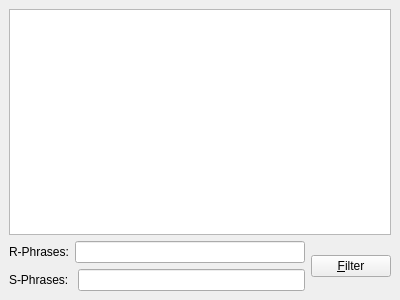
Above: src/rswidget.ui from KDE/kalzium before the change. Below: the same form after it.
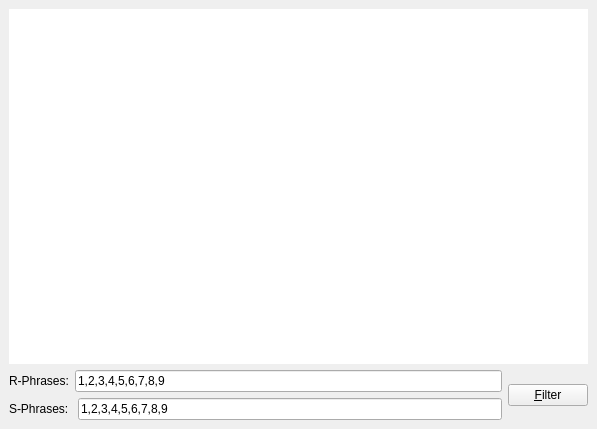
That is the form after the change.

Commit message: Last commit for today, now you can filter the R/S-Phrases

What changed in the file:
```diff
--- a/src/rswidget.ui
+++ b/src/rswidget.ui
@@ -8,8 +8,8 @@
    <rect>
     <x>0</x>
     <y>0</y>
-    <width>400</width>
-    <height>300</height>
+    <width>597</width>
+    <height>429</height>
    </rect>
   </property>
   <property name="windowTitle" >
@@ -64,6 +64,9 @@
            <property name="whatsThis" >
             <string>Enter the R-Phrases you want to read</string>
            </property>
+           <property name="text" >
+            <string>1,2,3,4,5,6,7,8,9</string>
+           </property>
           </widget>
          </item>
         </layout>
@@ -94,6 +97,9 @@
            <property name="whatsThis" >
             <string>Enter the S-Phrases you want to read</string>
            </property>
+           <property name="text" >
+            <string>1,2,3,4,5,6,7,8,9</string>
+           </property>
           </widget>
          </item>
         </layout>
@@ -116,7 +122,17 @@
     </layout>
    </item>
    <item row="1" column="0" >
-    <widget class="QTextBrowser" name="text" />
+    <widget class="QTextBrowser" name="text" >
+     <property name="frameShape" >
+      <enum>QFrame::NoFrame</enum>
+     </property>
+     <property name="frameShadow" >
+      <enum>QFrame::Plain</enum>
+     </property>
+     <property name="lineWidth" >
+      <number>1</number>
+     </property>
+    </widget>
    </item>
   </layout>
  </widget>
```
Left out of the diff: 8 changed lines with no effect on the pictures. The commit also changes 2 other files.
